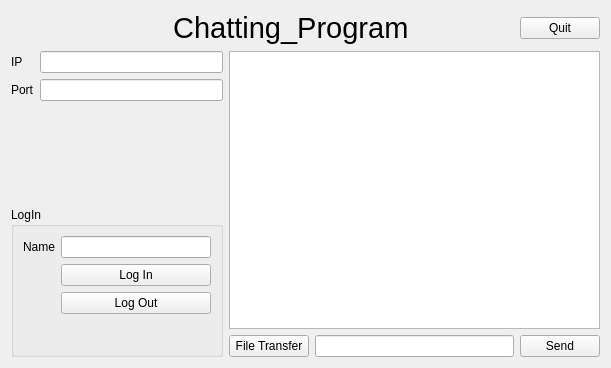
Before: the Qt Designer form Qt_Project(master)/chatting_client.ui in jshs214/Qt_Project, drawn with Qt 5.
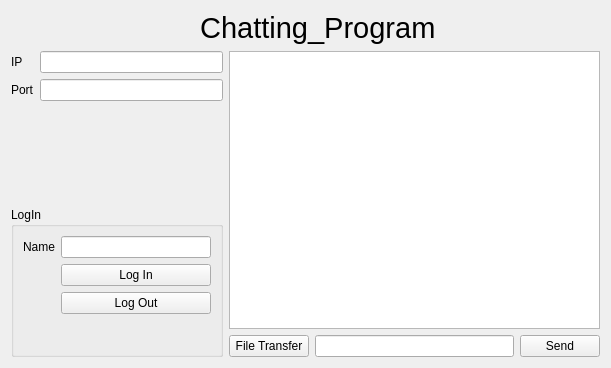
After: the same form once the commit is applied.

What changed in the file:
```diff
--- a/Qt_Project(master)/chatting_client.ui
+++ b/Qt_Project(master)/chatting_client.ui
@@ -62,13 +62,6 @@
          </property>
         </spacer>
        </item>
-       <item>
-        <widget class="QPushButton" name="quitButton">
-         <property name="text">
-          <string>Quit</string>
-         </property>
-        </widget>
-       </item>
       </layout>
      </item>
     </layout>
```
